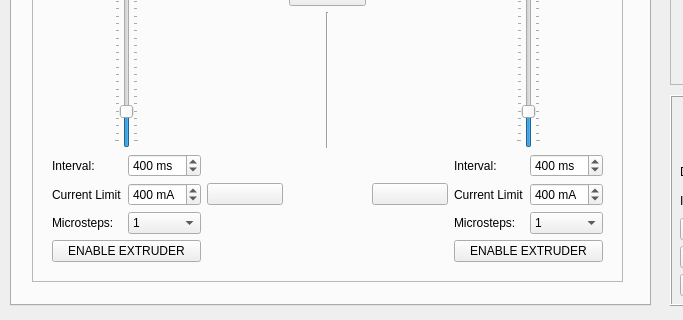
First picture: the form in _ui/PME.ui, repository boydstongroup/PME-DEV, before the edit; both pictures show x 0 to 683 and y 255 to 575 of the 1024 by 575 pixel window.
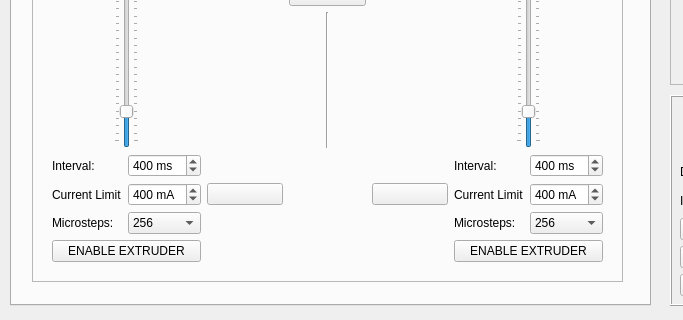
Second picture: the form after the edit. Icons and pictures are not drawn.

Diff of the .ui file:
```diff
--- a/_ui/PME.ui
+++ b/_ui/PME.ui
@@ -198,7 +198,7 @@
           <item row="2" column="1">
            <widget class="QComboBox" name="ex2General_comboBox">
             <property name="currentIndex">
-             <number>0</number>
+             <number>8</number>
             </property>
             <property name="sizeAdjustPolicy">
              <enum>QComboBox::AdjustToContentsOnFirstShow</enum>
@@ -336,7 +336,7 @@
           <item row="2" column="1">
            <widget class="QComboBox" name="ex1General_comboBox">
             <property name="currentIndex">
-             <number>0</number>
+             <number>8</number>
             </property>
             <item>
              <property name="text">
```
